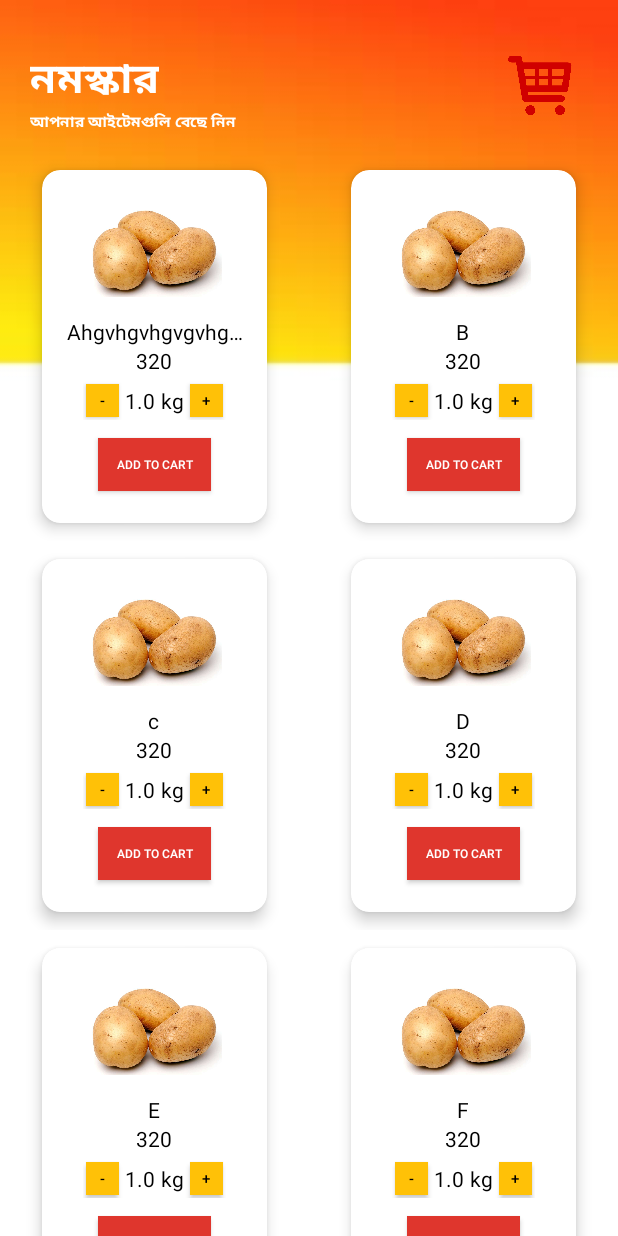
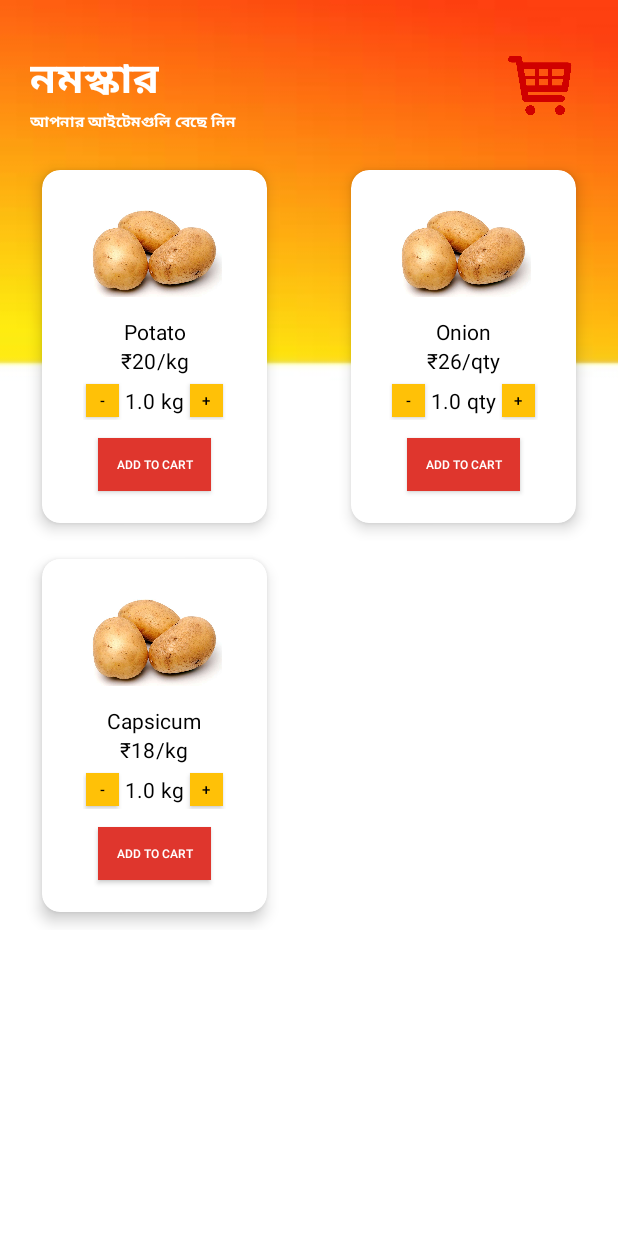
Before and after one commit to anubhab-d/sastagoldari, an Android app: the MainActivity screen opened directly, with no data from a screen before it, on a phone screen of 412 x 824 dp. Run offline under Robolectric (Android 15) with nearby library versions, the phone set to English and light mode, and no system bars; Roboto replaces fonts that are not available here.

Commit message:
Recycler view button functionality added

```diff
--- a/app/build.gradle
+++ b/app/build.gradle
@@ -5,7 +5,7 @@ android {
     buildToolsVersion "29.0.3"
 
     defaultConfig {
-        applicationId "com.example.android.grocery"
+        applicationId "com.example.android.sastaGoldari"
         minSdkVersion 16
         targetSdkVersion 29
         versionCode 1
--- a/app/src/main/java/com/example/android/sastaGoldari/MainActivity.java
+++ b/app/src/main/java/com/example/android/sastaGoldari/MainActivity.java
@@ -20,30 +20,10 @@ public class MainActivity extends AppCompatActivity {
     protected void onCreate(Bundle savedInstanceState) {
         super.onCreate(savedInstanceState);
         setContentView(R.layout.activity_main);
-list.add(new SellingItems("Ahgvhgvhgvgvhghgvhhgvhg","320"));
-list.add(new SellingItems("B","320"));
-list.add(new SellingItems("c","320"));
-list.add(new SellingItems("D","320"));
-list.add(new SellingItems("E","320"));
-list.add(new SellingItems("F","320"));
-list.add(new SellingItems("A","321"));
-list.add(new SellingItems("A","320"));
-list.add(new SellingItems("A","345"));
-list.add(new SellingItems("A","320"));
-list.add(new SellingItems("A","320"));
-list.add(new SellingItems("A","320"));
-list.add(new SellingItems("A","320"));
-list.add(new SellingItems("A","320"));
-list.add(new SellingItems("A","320"));
-list.add(new SellingItems("A","320"));
-list.add(new SellingItems("A","320"));
-list.add(new SellingItems("A","320"));
-list.add(new SellingItems("A","320"));
-list.add(new SellingItems("A","320"));
-list.add(new SellingItems("A","320"));
-list.add(new SellingItems("A","320"));
-list.add(new SellingItems("A","320"));
-list.add(new SellingItems("A","320"));
+        list.add(new SellingItems("Potato","20", "kg"));
+        list.add(new SellingItems("Onion","26", "qty"));
+        list.add(new SellingItems("Capsicum","18", "kg"));
+
 
 //        Button plus = (Button) findViewById(R.id.plus);
 //        Button minus = (Button) findViewById(R.id.minus);
--- a/app/src/main/java/com/example/android/sastaGoldari/adapter/ItemAdapter.java
+++ b/app/src/main/java/com/example/android/sastaGoldari/adapter/ItemAdapter.java
@@ -1,9 +1,13 @@
 package com.example.android.sastaGoldari.adapter;
 
+import android.util.Log;
 import android.view.LayoutInflater;
 import android.view.View;
 import android.view.ViewGroup;
+import android.widget.Button;
+import android.widget.ImageView;
 import android.widget.TextView;
+import android.widget.Toast;
 
 import androidx.recyclerview.widget.RecyclerView;
 
@@ -14,6 +18,7 @@ import java.util.ArrayList;
 
 public class ItemAdapter extends RecyclerView.Adapter<ItemAdapter.ItemViewHolder> {
      private ArrayList<SellingItems> list = new ArrayList<>();
+     public ArrayList<String> itemlist = new ArrayList<>();
     @Override
     public ItemViewHolder onCreateViewHolder(ViewGroup parent, int viewType) {
         View v = LayoutInflater.from(parent.getContext()).inflate(R.layout.list_item, parent, false);
@@ -23,7 +28,9 @@ public class ItemAdapter extends RecyclerView.Adapter<ItemAdapter.ItemViewHolder
     @Override
     public void onBindViewHolder(ItemAdapter.ItemViewHolder holder, int position) {
         holder.name.setText(list.get(position).getName());
-        holder.price.setText(list.get(position).getPrice());
+        holder.price.setText("₹"+list.get(position).getPrice());
+        holder.unit.setText("/"+list.get(position).getUnit());
+        holder.unit2.setText(list.get(position).getUnit());
     }
 
     @Override
@@ -39,10 +46,66 @@ public class ItemAdapter extends RecyclerView.Adapter<ItemAdapter.ItemViewHolder
     public class ItemViewHolder extends RecyclerView.ViewHolder {
         TextView name;
         TextView price;
+        TextView unit;
+        TextView unit2;
+        Button atc;
+        Button plus;
+        Button minus;
+        TextView qty;
         public ItemViewHolder(View itemView) {
             super(itemView);
             name = itemView.findViewById(R.id.name);
             price = itemView.findViewById(R.id.price);
+            unit = itemView.findViewById(R.id.unit);
+            atc = itemView.findViewById(R.id.btnATC);
+            plus=itemView.findViewById(R.id.plus);
+            minus=itemView.findViewById(R.id.minus);
+            qty=itemView.findViewById(R.id.txtQuantity);
+            unit2=itemView.findViewById(R.id.txtUnit);
+
+            plus.setOnClickListener(new View.OnClickListener() {
+                @Override
+                public void onClick(View view) {
+                    double qtykg = Double.parseDouble(qty.getText().toString());
+                    if(unit.getText().toString().equals("/kg")){
+                        String stringdouble= Double.toString(qtykg+0.5);
+                        qty.setText(stringdouble);
+                }
+                    else if(unit.getText().toString().equals("/qty")){
+                        String stringdouble= Double.toString(qtykg+1.0);
+                        qty.setText(stringdouble);
+                }
+                }
+            });
+
+            minus.setOnClickListener(new View.OnClickListener() {
+                @Override
+                public void onClick(View view) {
+                    double qtykg = Double.parseDouble(qty.getText().toString());
+                    if(qtykg>0.0){
+                    if(unit.getText().toString().equals("/kg")){
+                        String stringdouble= Double.toString(qtykg-0.5);
+                        qty.setText(stringdouble);
+                    }
+                    else if(unit.getText().toString().equals("/qty")){
+                        String stringdouble= Double.toString(qtykg-1.0);
+                        qty.setText(stringdouble);
+                    }
+                }}
+            });
+
+            atc.setOnClickListener(new View.OnClickListener() {
+                @Override
+                public void onClick(View view) {
+                    itemlist.add(name+" "+price+" "+ qty);
+                    Log.d("Name: ", name.getText().toString());
+
+
+                }
+            });
         }
+
+
+
     }
 }
--- a/app/src/main/java/com/example/android/sastaGoldari/model/SellingItems.java
+++ b/app/src/main/java/com/example/android/sastaGoldari/model/SellingItems.java
@@ -3,6 +3,7 @@ package com.example.android.sastaGoldari.model;
 public class SellingItems {
     String name;
     String price;
+    String unit;
     public String getName() {
         return name;
     }
@@ -10,9 +11,15 @@ public class SellingItems {
     public String getPrice() {
         return price;
     }
-    public SellingItems(String name, String price) {
+
+    public String getUnit() {
+        return unit;
+    }
+
+    public SellingItems(String name, String price, String unit) {
         this.name = name;
         this.price = price;
+        this.unit=unit;
     }
 
 
--- a/app/src/main/res/layout/list_item.xml
+++ b/app/src/main/res/layout/list_item.xml
@@ -44,15 +44,29 @@
                 android:lines="1"
                 android:ellipsize="end"
                 android:textColor="#000000" />
-
+            <LinearLayout
+                android:layout_width="wrap_content"
+                android:layout_height="wrap_content"
+                android:orientation="horizontal"
+                android:layout_gravity="center"
+                android:gravity="center">
             <TextView
                 android:id="@+id/price"
                 android:layout_width="wrap_content"
                 android:layout_height="wrap_content"
                 android:gravity="center"
                 android:layout_gravity="center"
-                android:text="₹20/kg"
+                android:text="₹20"
                 android:textColor="#000000" />
+                <TextView
+                    android:id="@+id/unit"
+                    android:layout_width="wrap_content"
+                    android:layout_height="wrap_content"
+                    android:gravity="center"
+                    android:layout_gravity="center"
+                    android:text="/kg"
+                    android:textColor="#000000" />
+            </LinearLayout>
         </LinearLayout>
 
         <LinearLayout
```
